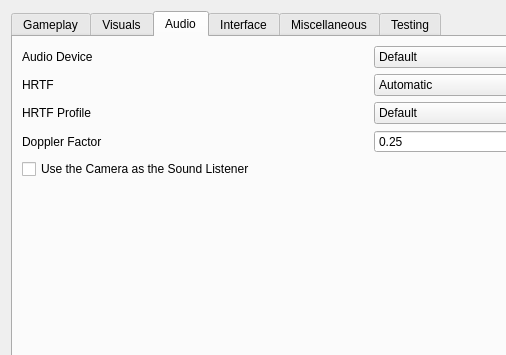
First picture: the form in apps/launcher/ui/settingspage.ui, repository zander2k1/groovy-openmw, before the edit; both pictures show x 0 to 506 and y 0 to 355 of the 741 by 524 pixel window.
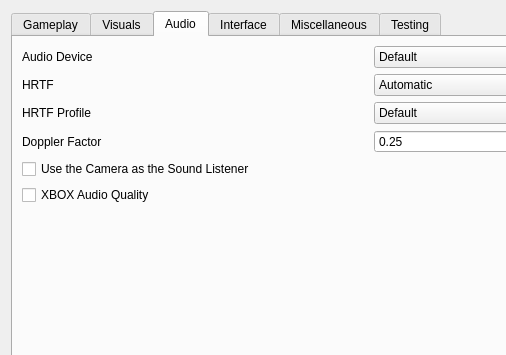
Second picture: the form after the edit. The open tabs and pages were chosen to show the change.

Commit message: OpenMW-XBOX-UI: Added XBOX audio quality setting

The edit to the form file:
```diff
--- a/apps/launcher/ui/settingspage.ui
+++ b/apps/launcher/ui/settingspage.ui
@@ -1149,6 +1149,16 @@
            </property>
           </widget>
          </item>
+         <item row="5" column="0">
+          <widget class="QCheckBox" name="xboxAudioQualityCheckBox">
+           <property name="toolTip">
+            <string>Decode effects as 8-bit PCM capped at 13,000 Hz and music at 16,000 Hz without modifying the original audio files.</string>
+           </property>
+           <property name="text">
+            <string>XBOX Audio Quality</string>
+           </property>
+          </widget>
+         </item>
          <item row="3" column="0">
           <widget class="QLabel" name="dopplerLabel">
            <property name="toolTip">
```
The commit also changes 7 other files.
